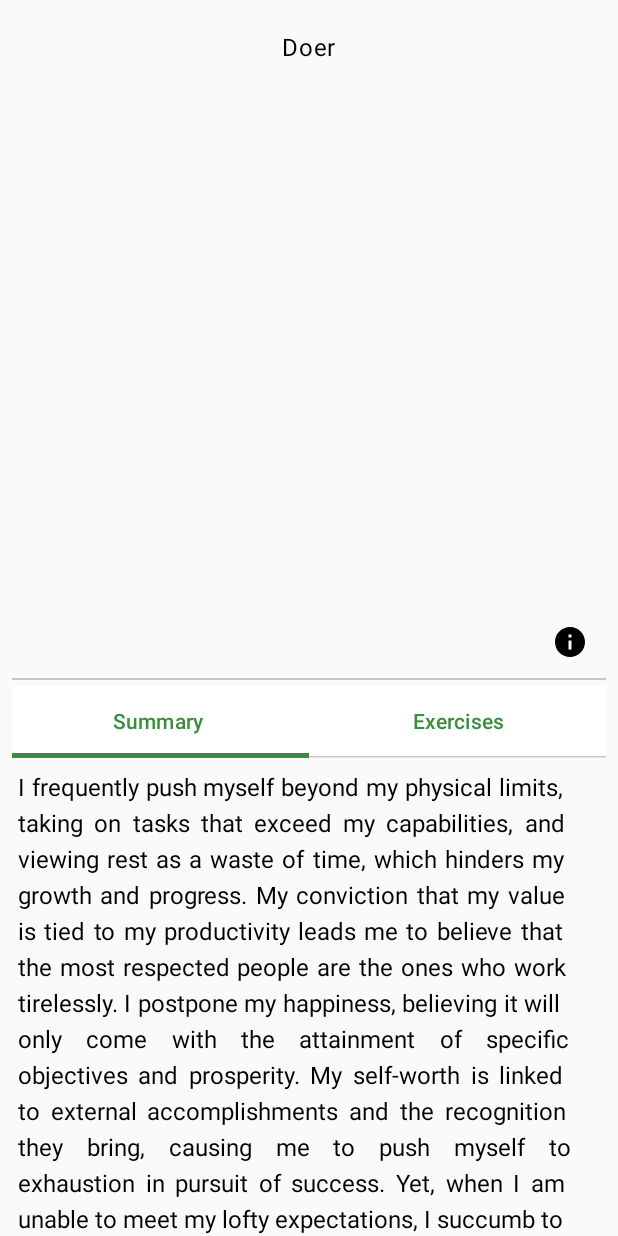
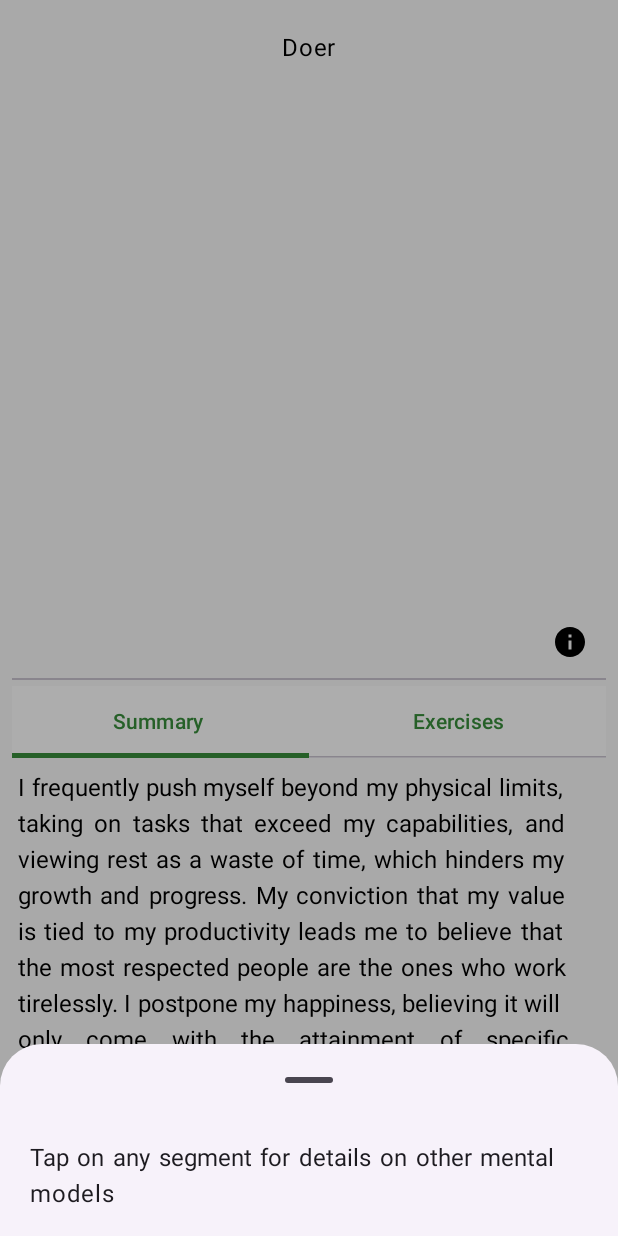
Before and after one commit to bogdans41472/questionnaireapp-emotionsatwork, an Android app built with Jetpack Compose: the results_overview screen opened through its navigation route, on a phone screen of 412 x 824 dp. Run offline under Robolectric (Android 15) with nearby library versions, the phone set to English and light mode, and no system bars; our stand-ins replace Room's generated code; 2 statements that could not run were skipped.

Commit message:
Updated a few more things, improved visibility of a few UI text elements. Updated exercises

```diff
--- a/app/src/main/java/com/emotionsatwork/questionnaireapp/ui/composables/Login.kt
+++ b/app/src/main/java/com/emotionsatwork/questionnaireapp/ui/composables/Login.kt
@@ -112,6 +112,7 @@ fun Login(
                         modifier = Modifier.padding(16.dp),
                         color = Color.White,
                         style = mergedStyle,
+                        fontSize = 16.sp,
                         onTextLayout = {},
                     )
                 }
--- a/app/src/main/java/com/emotionsatwork/questionnaireapp/ui/composables/Results.kt
+++ b/app/src/main/java/com/emotionsatwork/questionnaireapp/ui/composables/Results.kt
@@ -61,7 +61,7 @@ import java.util.concurrent.TimeUnit
 fun Results(
     viewModel: QuestionnaireViewModel,
 ) {
-    var openBottomSheet by rememberSaveable { mutableStateOf(false) }
+    var openBottomSheet by rememberSaveable { mutableStateOf(true) }
     val futureResult = viewModel.getResultForUser()
     val results = futureResult.get(5, TimeUnit.SECONDS)
     var selectedItem by remember {
--- a/app/src/main/java/com/emotionsatwork/questionnaireapp/ui/viewmodel/QuestionnaireViewModel.kt
+++ b/app/src/main/java/com/emotionsatwork/questionnaireapp/ui/viewmodel/QuestionnaireViewModel.kt
@@ -12,10 +12,7 @@ import kotlinx.coroutines.Dispatchers
 import kotlinx.coroutines.flow.MutableStateFlow
 import kotlinx.coroutines.flow.asStateFlow
 import kotlinx.coroutines.launch
-import kotlinx.coroutines.runBlocking
 import java.util.concurrent.CompletableFuture
-import kotlin.coroutines.Continuation
-import kotlin.coroutines.resume
 import kotlin.math.roundToInt
 
 
@@ -29,7 +26,7 @@ class QuestionnaireViewModel(
     private var currentQuestionPosition: Int = 0
 
     private var _question: MutableStateFlow<Question?> = if (currentQuestionPosition != 39
-        && !getLastAnsweredQuestionIndex()) {
+        && !isQuestionnaireCompleted()) {
         MutableStateFlow(questions[currentQuestionPosition])
     } else {
         MutableStateFlow(null)
@@ -69,10 +66,9 @@ class QuestionnaireViewModel(
                 PersonalityType.Dreamer
             )
             val result = personalityTypes.map {
-                val scoreForPersonality = getScoreForPersonalityType(answers, it)
-                scoreForPersonality
+                getScoreForPersonalityType(answers, it)
             }.sortedByDescending {
-                it.values.maxByOrNull { score -> score }!!
+                it.values.maxByOrNull { score -> score }
             }.subList(0, 3)
                 .calculatePercentage()
             personalityResultType.complete(result)
@@ -113,12 +109,12 @@ class QuestionnaireViewModel(
             it.answer.toDouble()
         }))
 
-    private fun getLastAnsweredQuestionIndex(): Boolean {
-        return sharedPreferences.getBoolean(LAST_QUESTION_INDEX, false)
+    private fun isQuestionnaireCompleted(): Boolean {
+        return sharedPreferences.getBoolean(IS_COMPLETED, false)
     }
 
     private fun storeLastQuestionIndex(isComplete: Boolean) {
-        sharedPreferences.edit().putBoolean(LAST_QUESTION_INDEX, isComplete)
+        sharedPreferences.edit().putBoolean(IS_COMPLETED, isComplete)
             .apply()
     }
 
@@ -137,6 +133,6 @@ class QuestionnaireViewModel(
     }
 
     companion object {
-        private const val LAST_QUESTION_INDEX = "LAST_INDEX"
+        private const val IS_COMPLETED = "LAST_INDEX"
     }
 }
--- a/app/src/main/res/values/strings.xml
+++ b/app/src/main/res/values/strings.xml
@@ -42,14 +42,14 @@ to think that if I feel sad, there must be something wrong with me. I hold onto
 it is not appropriate to share my negative emotions with others.</string>
     <string name="summary_title">"Summary "</string>
     <string name="exercises">Exercises</string>
-    <string name="unbreakable_exercises">The ABCDE Technique\nThe Mindful Bus Ride\nDelegating With Confidence\nExpress Coherently, Aligning Your Heart &amp; Brain\nLeveraging The Relationships Capital\nPerspective Taking: Understanding Others\nPromote Spontaneity and Openness\nStrengthen Your Flexibility Muscle</string>
-    <string name="inspector_exercises">The ABCDE Technique\nThe Mindful Bus Ride\nHardliner Perfectionist\nLeveraging The Relationships Capital\nOvercome The Fear Of Failure\nStrengthenYour Flexibility Muscle\nTaking Pride In Your Achievements\nWhere Talent Meets Opportunity</string>
-    <string name="savior_exercises">The ABCDE Technique\nThe Mindful Bus Ride\nBenefits Of Achieving Self-Actualization\nJohari Window\nLearn To Speak Assertively\nLet Actions-Not Impressions-Prevail\nStop Over-Identification\nWhy Self-Care Isn\'t Selfish</string>
-    <string name="rejected_exercises">The ABCDE Technique\nThe Mindful Bus Ride\nCracking The Rejection Code\nEnd Indecisiveness And Neediness\nLet Actions-Not Impressions-Prevail\nThe Real Consequence of Problem-Solving\nThings Are Not Happening To You, They Are Happening Through You\nWhere Talent Meets Opportunity</string>
-    <string name="pessimist_exercises">The ABCDE Technique\nThe Mindful Bus Ride\nCultivating Calm And Stress Tolerance\nDenied Facts And Feelings Are Still Facts And Feelings\nStrengthen Your Flexibility Muscle\nTaking Pride In Your Achievements\nThe Glass-Half-Full Mentality\nThe Real Consequences Of Problem Solving</string>
-    <string name="doer_exercises">The ABCDE Technique\nThe Mindful Bus Ride\nBenefits Of Achieving Self-Actualization\nCultivating Calm And Stress Tolerance\nDrained Achiever To Proud Achiever\nPromote Spontaneity And Openness\nResist The Impulse To Act\nTaking Pride In Your Achievements</string>
-    <string name="conformer_exercises">The ABCDE Technique\nThe Mindful Bus Ride\nEnd Indecisiveness And Neediness\nGiver, Taken, Or Sharer?\nLearn To Speak Assertively\nSetting Your Limits\nThings Are Not Happening To You, They Are Happening Through You\nWhy Self-Care Isn\'t Selfish</string>
-    <string name="dreamer_exercises">The ABCDE Technique\nThe Mindful Bus Ride\nDenied Facts And Feelings Are Still Facts And Feelings\nDon\'t Ignore Your Emotions: Combat Alexithymia\nGrowth is Being Sugar-Coated\nStop Over-Identification\nThe Real Consequences Of Problem Solving\nYou Choose: Realistic Optimism vs. Toxic Positivism</string>
+    <string name="unbreakable_exercises">The Mindful Bus Ride\nDelegating With Confidence\nExpress Coherently, Aligning Your Heart &amp; Brain\nLeveraging The Relationships Capital\nPerspective Taking: Understanding Others\nPromote Spontaneity and Openness\nStrengthen Your Flexibility Muscle</string>
+    <string name="inspector_exercises">The Mindful Bus Ride\nHardliner Perfectionist\nLeveraging The Relationships Capital\nOvercome The Fear Of Failure\nStrengthenYour Flexibility Muscle\nTaking Pride In Your Achievements\nWhere Talent Meets Opportunity</string>
+    <string name="savior_exercises">The Mindful Bus Ride\nBenefits Of Achieving Self-Actualization\nLearn To Speak Assertively\nLet Actions-Not Impressions-Prevail\nStop Over-Identification\nWhy Self-Care Isn\'t Selfish</string>
+    <string name="rejected_exercises">The Mindful Bus Ride\nCracking The Rejection Code\nEnd Indecisiveness And Neediness\nLet Actions-Not Impressions-Prevail\nThe Real Consequence of Problem-Solving\nThings Are Not Happening To You, They Are Happening Through You\nWhere Talent Meets Opportunity</string>
+    <string name="pessimist_exercises">The Mindful Bus Ride\nCultivating Calm And Stress Tolerance\nDenied Facts And Feelings Are Still Facts And Feelings\nStrengthen Your Flexibility Muscle\nTaking Pride In Your Achievements\nThe Glass-Half-Full Mentality\nThe Real Consequences Of Problem Solving</string>
+    <string name="doer_exercises">The Mindful Bus Ride\nBenefits Of Achieving Self-Actualization\nCultivating Calm And Stress Tolerance\nDrained Achiever To Proud Achiever\nPromote Spontaneity And Openness\nResist The Impulse To Act\nTaking Pride In Your Achievements</string>
+    <string name="conformer_exercises">The Mindful Bus Ride\nEnd Indecisiveness And Neediness\nGiver, Taken, Or Sharer?\nLearn To Speak Assertively\nSetting Your Limits\nThings Are Not Happening To You, They Are Happening Through You\nWhy Self-Care Isn\'t Selfish</string>
+    <string name="dreamer_exercises">The Mindful Bus Ride\nDenied Facts And Feelings Are Still Facts And Feelings\nDon\'t Ignore Your Emotions: Combat Alexithymia\nGrowth is Being Sugar-Coated\nStop Over-Identification\nThe Real Consequences Of Problem Solving\nYou Choose: Realistic Optimism vs. Toxic Positivism</string>
     <string name="info_tutorial">Tap on any segment for details on other mental models </string>
     <string name="url_to_website">https://emotions-at-work.activehosted.com/f/3</string>
     <string name="url_details">"For more details, please click this text to visit our website: "</string>
```
Also changed, not shown: app/src/main/AndroidManifest.xml (+3 -11 lines), app/src/main/java/com/emotionsatwork/questionnaireapp/ui/composables/Questionnaire.kt (+11 -20 lines), 1 other file.
